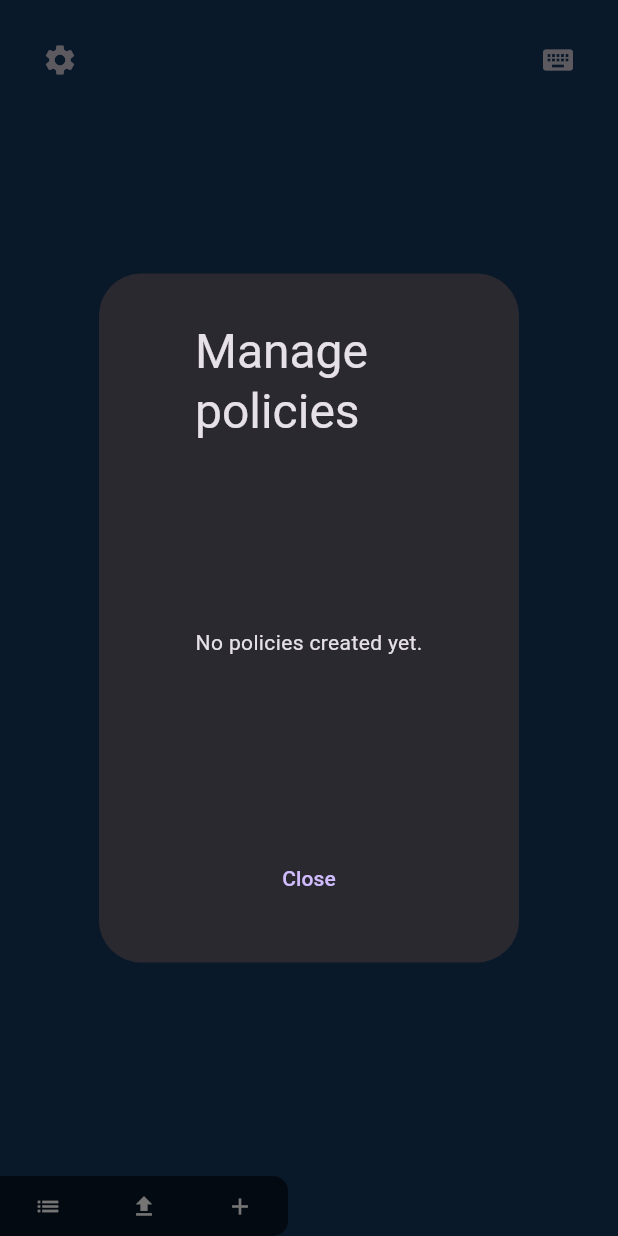
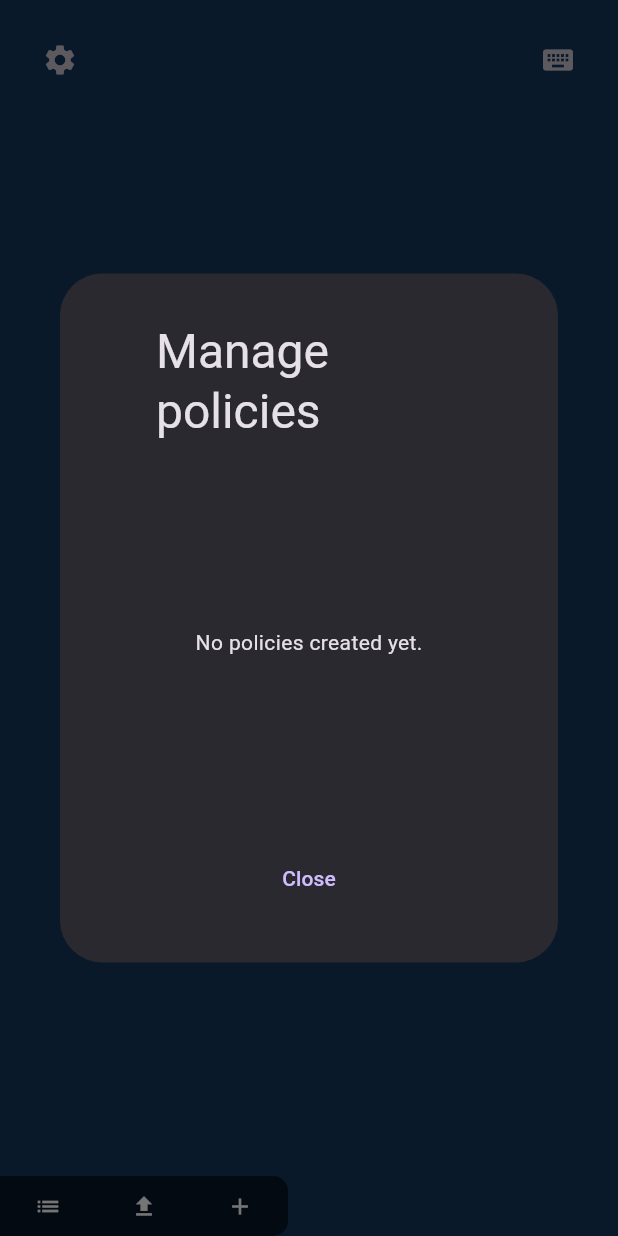
Before and after one commit to zspiler/diftam_editor, a Flutter app: the screen it shows after launch, after a tap on the "list" icon, on a phone screen of 412 x 824 dp. Run offline on Flutter 3.47's test engine with Material 3 defaults, Android fonts, the phone set to English and light mode, and no system bars; our stand-ins replace file_picker, shared_preferences, universal_io; missing offline and left inert: file_saver, flex_color_picker.

Commit message:
Use better responsive sizing for dialogs - 40% of window width, with minimum of 800px

```diff
--- a/lib/dialogs/analysis_results.dialog.dart
+++ b/lib/dialogs/analysis_results.dialog.dart
@@ -1,6 +1,7 @@
 import 'package:flutter/material.dart';
 import 'package:D2SC_editor/d2sc_policy/lib/d2sc_policy.dart';
 import '../ui/highlight_box.dart';
+import 'package:D2SC_editor/dialogs/my_dialog.dart';
 
 class AnalysisResultsDialog extends StatefulWidget {
   final Policy policy;
@@ -37,9 +38,7 @@ class _AnalysisResultsDialogState extends State<AnalysisResultsDialog> {
 
   @override
   Widget build(BuildContext context) {
-    return Dialog(
-      child: SizedBox(
-        width: MediaQuery.of(context).size.width * 0.4,
+    return ConstrainedDialog(
       child: Padding(
         padding: const EdgeInsets.symmetric(horizontal: 160.0, vertical: 32.0),
         child: SingleChildScrollView(
@@ -73,7 +72,6 @@ class _AnalysisResultsDialogState extends State<AnalysisResultsDialog> {
               else
                 Text('No lone tags found', style: TextStyle(fontStyle: FontStyle.italic)),
             ],
-            ),
           ),
         ),
       ),
--- a/lib/dialogs/keyboard_shortcuts_dialog.dart
+++ b/lib/dialogs/keyboard_shortcuts_dialog.dart
@@ -1,5 +1,6 @@
 import 'package:flutter/material.dart';
 import '../ui/highlight_box.dart';
+import 'package:D2SC_editor/dialogs/my_dialog.dart';
 
 class KeyboardShortcutsDialog extends StatelessWidget {
   const KeyboardShortcutsDialog({super.key});
--- a/lib/dialogs/manage_policies_dialog.dart
+++ b/lib/dialogs/manage_policies_dialog.dart
@@ -3,6 +3,7 @@ import '../ui/custom_dialog.dart';
 import '../ui/snackbar.dart';
 import 'package:D2SC_editor/d2sc_policy/lib/d2sc_policy.dart';
 import '../import_export.dart';
+import 'package:D2SC_editor/dialogs/my_dialog.dart';
 
 class ManagePoliciesDialog extends StatefulWidget {
   final Function(List<Policy> updatedPolicies) onChange;
@@ -131,9 +132,7 @@ class _ManagePoliciesDialogState extends State<ManagePoliciesDialog> {
 
   @override
   Widget build(BuildContext context) {
-    return Dialog(
-      child: SizedBox(
-        width: MediaQuery.of(context).size.width * 0.3,
+    return ConstrainedDialog(
       child: Padding(
         padding: const EdgeInsets.symmetric(horizontal: 64.0, vertical: 32.0),
         child: SingleChildScrollView(
@@ -174,7 +173,6 @@ class _ManagePoliciesDialogState extends State<ManagePoliciesDialog> {
           ),
         ),
       ),
-      ),
     );
   }
 }
--- /dev/null
+++ b/lib/dialogs/my_dialog.dart
@@ -0,0 +1,18 @@
+import 'package:flutter/material.dart';
+
+class ConstrainedDialog extends StatelessWidget {
+  final Widget child;
+
+  const ConstrainedDialog({Key? key, required this.child}) : super(key: key);
+
+  @override
+  Widget build(BuildContext context) {
+    return Dialog(
+      child: Container(
+        width: MediaQuery.of(context).size.width * 0.4,
+        constraints: BoxConstraints(minWidth: 800),
+        child: child,
+      ),
+    );
+  }
+}
--- a/lib/info_panels/boundary_node_info_panel.dart
+++ b/lib/info_panels/boundary_node_info_panel.dart
@@ -41,10 +41,10 @@ class BoundaryNodeInfoPanel extends StatelessWidget {
               Tooltip(
                 message: 'Edit descriptor',
                 child: Align(
-                  alignment: Alignment.centerLeft, // Adjust alignment as needed
+                  alignment: Alignment.centerLeft,
                   child: IconButton(
-                    padding: EdgeInsets.zero, // Minimize padding
-                    icon: Icon(Icons.edit, size: 16.0), // Adjust icon size as needed
+                    padding: EdgeInsets.zero,
+                    icon: Icon(Icons.edit, size: 16.0),
                     onPressed: () {
                       CustomDialog.showInputDialog(context,
                           title: 'Edit descriptor',
--- a/lib/info_panels/tag_node_info_panel.dart
+++ b/lib/info_panels/tag_node_info_panel.dart
@@ -41,10 +41,10 @@ class TagNodeInfoPanel extends StatelessWidget {
               Tooltip(
                 message: 'Edit label',
                 child: Align(
-                  alignment: Alignment.centerLeft, // Adjust alignment as needed
+                  alignment: Alignment.centerLeft,
                   child: IconButton(
-                    padding: EdgeInsets.zero, // Minimize padding
-                    icon: Icon(Icons.edit, size: 16.0), // Adjust icon size as needed
+                    padding: EdgeInsets.zero,
+                    icon: Icon(Icons.edit, size: 16.0),
                     onPressed: () {
                       CustomDialog.showInputDialog(
                         context,
```
Also changed, not shown: lib/dialogs/combine_policies_dialog.dart (+3 -6 lines), lib/dialogs/preferences_dialog.dart (+3 -6 lines). Lines whose indentation alone changed are shown as unchanged.
